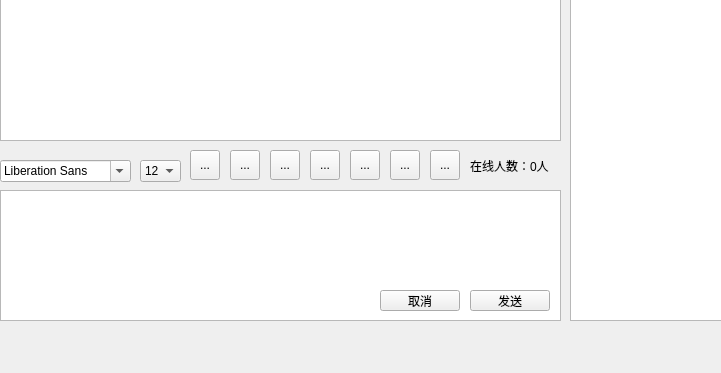
kustomzone/ChatSystem, file chatsystem.ui: the form before one commit; both pictures show x 0 to 721 and y 227 to 600 of the 890 by 600 pixel window.
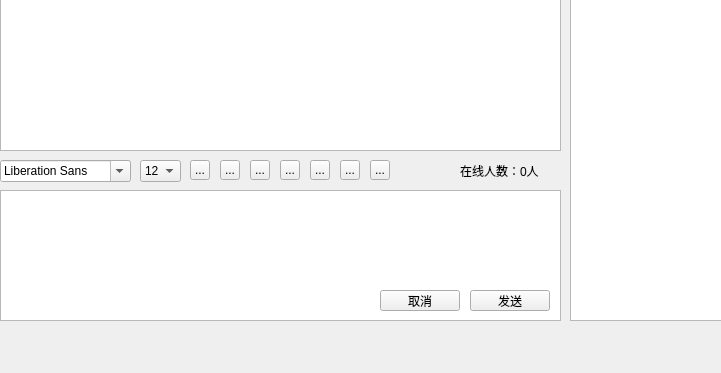
The form after the commit. Icons and pictures are not drawn.

Commit message: Add the file transfer module, improve the tools

```diff
--- a/chatsystem.ui
+++ b/chatsystem.ui
@@ -56,12 +56,15 @@
    <widget class="QToolButton" name="sendToolBtn">
     <property name="geometry">
      <rect>
-      <x>350</x>
-      <y>360</y>
-      <width>30</width>
-      <height>30</height>
+      <x>310</x>
+      <y>370</y>
+      <width>20</width>
+      <height>20</height>
      </rect>
     </property>
+    <property name="styleSheet">
+     <string notr="true">background-image:url(:/new/tools/images/send.png)</string>
+    </property>
     <property name="text">
      <string>...</string>
     </property>
@@ -78,7 +81,7 @@
       <x>0</x>
       <y>-20</y>
       <width>561</width>
-      <height>371</height>
+      <height>381</height>
      </rect>
     </property>
    </widget>
@@ -158,12 +161,15 @@
    <widget class="QToolButton" name="italicToolBtn">
     <property name="geometry">
      <rect>
-      <x>230</x>
-      <y>360</y>
-      <width>30</width>
-      <height>30</height>
+      <x>220</x>
+      <y>370</y>
+      <width>20</width>
+      <height>20</height>
      </rect>
     </property>
+    <property name="styleSheet">
+     <string notr="true">background-image:url(:/new/tools/images/italic.png)</string>
+    </property>
     <property name="text">
      <string>...</string>
     </property>
@@ -187,12 +193,15 @@
    <widget class="QToolButton" name="clearToolBtn">
     <property name="geometry">
      <rect>
-      <x>430</x>
-      <y>360</y>
-      <width>30</width>
-      <height>30</height>
+      <x>370</x>
+      <y>370</y>
+      <width>20</width>
+      <height>20</height>
      </rect>
     </property>
+    <property name="styleSheet">
+     <string notr="true">background-image:url(:/new/tools/images/clear.png)</string>
+    </property>
     <property name="text">
      <string>...</string>
     </property>
@@ -206,12 +215,15 @@
    <widget class="QToolButton" name="colorToolBtn">
     <property name="geometry">
      <rect>
-      <x>310</x>
-      <y>360</y>
-      <width>30</width>
-      <height>30</height>
+      <x>280</x>
+      <y>370</y>
+      <width>20</width>
+      <height>20</height>
      </rect>
     </property>
+    <property name="styleSheet">
+     <string notr="true">background-image:url(:/new/tools/images/color.png)</string>
+    </property>
     <property name="text">
      <string>...</string>
     </property>
@@ -225,10 +237,10 @@
    <widget class="QLabel" name="userNumLabel">
     <property name="geometry">
      <rect>
-      <x>470</x>
-      <y>360</y>
+      <x>460</x>
+      <y>370</y>
       <width>81</width>
-      <height>31</height>
+      <height>21</height>
      </rect>
     </property>
     <property name="text">
@@ -248,12 +260,15 @@
    <widget class="QToolButton" name="underlineToolBtn">
     <property name="geometry">
      <rect>
-      <x>270</x>
-      <y>360</y>
-      <width>30</width>
-      <height>30</height>
+      <x>250</x>
+      <y>370</y>
+      <width>20</width>
+      <height>20</height>
      </rect>
     </property>
+    <property name="styleSheet">
+     <string notr="true">background-image:url(:/new/tools/images/under.png)</string>
+    </property>
     <property name="text">
      <string>...</string>
     </property>
@@ -267,12 +282,15 @@
    <widget class="QToolButton" name="saveToolBtn">
     <property name="geometry">
      <rect>
-      <x>390</x>
-      <y>360</y>
-      <width>30</width>
-      <height>30</height>
+      <x>340</x>
+      <y>370</y>
+      <width>20</width>
+      <height>20</height>
      </rect>
     </property>
+    <property name="styleSheet">
+     <string notr="true">background-image:url(:/new/tools/images/save.png)</string>
+    </property>
     <property name="text">
      <string>...</string>
     </property>
@@ -287,9 +305,9 @@
     <property name="geometry">
      <rect>
       <x>190</x>
-      <y>360</y>
-      <width>30</width>
-      <height>30</height>
+      <y>370</y>
+      <width>20</width>
+      <height>20</height>
      </rect>
     </property>
     <property name="styleSheet">
@@ -304,6 +322,9 @@
       <height>16</height>
      </size>
     </property>
+    <property name="autoRaise">
+     <bool>false</bool>
+    </property>
    </widget>
    <widget class="QPushButton" name="exitBtn">
     <property name="geometry">
```
Left out of the diff: 4 changed lines with no effect on the pictures. The commit also changes 11 other files.
